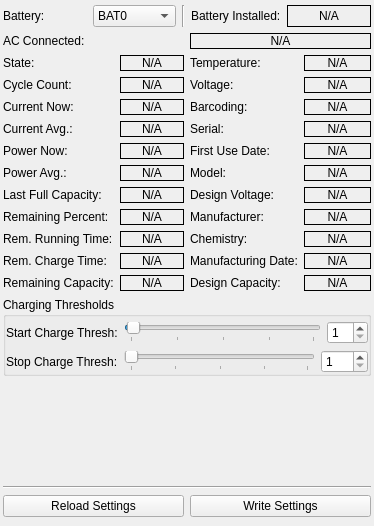
First picture: the form in design.ui, repository Nikola-K/tp_smapi_pyqt, before the edit.
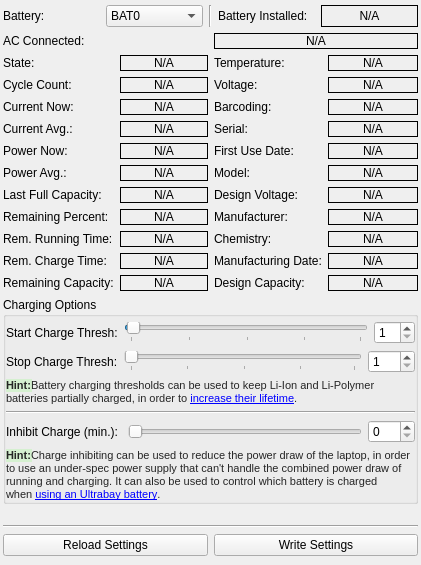
Second picture: the form after the edit.

Commit message: Add charge inhibiting and hints

```diff
--- a/design.ui
+++ b/design.ui
@@ -6,8 +6,8 @@
    <rect>
     <x>0</x>
     <y>0</y>
-    <width>374</width>
-    <height>526</height>
+    <width>421</width>
+    <height>565</height>
    </rect>
   </property>
   <property name="windowTitle">
@@ -561,7 +561,7 @@
     <item>
      <widget class="QGroupBox" name="groupBox">
       <property name="title">
-       <string>Charging Thresholds</string>
+       <string>Charging Options</string>
       </property>
       <layout class="QVBoxLayout" name="verticalLayout_3">
        <property name="leftMargin">
@@ -650,6 +650,66 @@
          </item>
         </layout>
        </item>
+       <item>
+        <widget class="QLabel" name="label_26">
+         <property name="font">
+          <font>
+           <pointsize>10</pointsize>
+          </font>
+         </property>
+         <property name="text">
+          <string>&lt;html&gt;&lt;head/&gt;&lt;body&gt;&lt;p&gt;&lt;span style=&quot; font-family:'sans-serif'; font-size:8pt; font-weight:600; color:#252525; background-color:#d5f0d0;&quot;&gt;Hint:&lt;/span&gt;&lt;span style=&quot; font-family:'sans-serif'; font-size:8pt; color:#000000; background-color:#d5f0d0;&quot;/&gt;&lt;span style=&quot; font-family:'sans-serif'; font-size:8pt; color:#252525;&quot;&gt;Battery charging thresholds can be used to keep Li-Ion and Li-Polymer batteries partially charged, in order to &lt;/span&gt;&lt;a href=&quot;http://www.thinkwiki.org/wiki/Maintenance#Battery_treatment&quot;&gt;&lt;span style=&quot; font-size:8pt; text-decoration: underline; color:#0000ff;&quot;&gt;increase their lifetime&lt;/span&gt;&lt;/a&gt;&lt;span style=&quot; font-family:'sans-serif'; font-size:8pt; color:#252525;&quot;&gt;.&lt;/span&gt;&lt;/p&gt;&lt;/body&gt;&lt;/html&gt;</string>
+         </property>
+         <property name="wordWrap">
+          <bool>true</bool>
+         </property>
+        </widget>
+       </item>
+       <item>
+        <widget class="Line" name="line_3">
+         <property name="orientation">
+          <enum>Qt::Horizontal</enum>
+         </property>
+        </widget>
+       </item>
+       <item>
+        <layout class="QHBoxLayout" name="horizontalLayout_8">
+         <item>
+          <widget class="QLabel" name="label_27">
+           <property name="text">
+            <string>Inhibit Charge (min.): </string>
+           </property>
+          </widget>
+         </item>
+         <item>
+          <widget class="QSlider" name="inhibit_charge_slider">
+           <property name="maximum">
+            <number>120</number>
+           </property>
+           <property name="orientation">
+            <enum>Qt::Horizontal</enum>
+           </property>
+          </widget>
+         </item>
+         <item>
+          <widget class="QSpinBox" name="inhibit_charge_spinbox">
+           <property name="maximum">
+            <number>120</number>
+           </property>
+          </widget>
+         </item>
+        </layout>
+       </item>
+       <item>
+        <widget class="QLabel" name="label_28">
+         <property name="text">
+          <string>&lt;html&gt;&lt;head/&gt;&lt;body&gt;&lt;p&gt;&lt;span style=&quot; font-family:'sans-serif'; font-size:8pt; font-weight:600; color:#252525; background-color:#d5f0d0;&quot;&gt;Hint:&lt;/span&gt;&lt;span style=&quot; font-family:'sans-serif'; font-size:8pt; color:#252525;&quot;&gt;Charge inhibiting can be used to reduce the power draw of the laptop, in order to use an under-spec power supply that can't handle the combined power draw of running and charging. It can also be used to control which battery is charged when &lt;/span&gt;&lt;a href=&quot;http://www.thinkwiki.org/wiki/How_to_use_UltraBay_batteries&quot;&gt;&lt;span style=&quot; font-size:8pt; text-decoration: underline; color:#0000ff;&quot;&gt;using an Ultrabay battery&lt;/span&gt;&lt;/a&gt;&lt;span style=&quot; font-family:'sans-serif'; font-size:8pt; color:#252525;&quot;&gt;.&lt;/span&gt;&lt;/p&gt;&lt;/body&gt;&lt;/html&gt;</string>
+         </property>
+         <property name="wordWrap">
+          <bool>true</bool>
+         </property>
+        </widget>
+       </item>
       </layout>
      </widget>
     </item>
```
Left out of the diff: 32 changed lines with no effect on the pictures. The commit also changes 1 other file.
